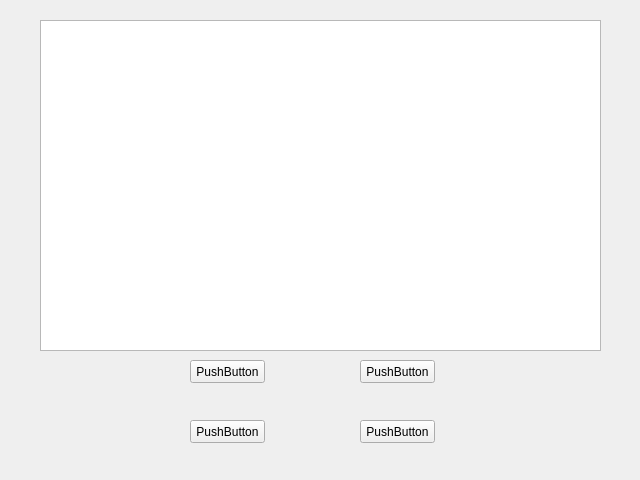
Old version of the form view/general/general.ui in the repository Nastya-Dlusskaya/Corse-Work.
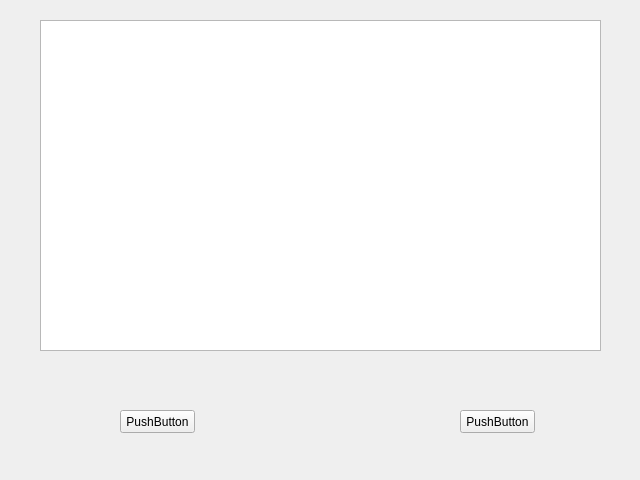
New version of the form.

The edit to the form file:
```diff
--- a/view/general/general.ui
+++ b/view/general/general.ui
@@ -16,8 +16,8 @@
   <widget class="QPushButton" name="pushButton">
    <property name="geometry">
     <rect>
-     <x>190</x>
-     <y>360</y>
+     <x>120</x>
+     <y>410</y>
      <width>75</width>
      <height>23</height>
     </rect>
@@ -29,34 +29,8 @@
   <widget class="QPushButton" name="pushButton_2">
    <property name="geometry">
     <rect>
-     <x>360</x>
-     <y>360</y>
-     <width>75</width>
-     <height>23</height>
-    </rect>
-   </property>
-   <property name="text">
-    <string>PushButton</string>
-   </property>
-  </widget>
-  <widget class="QPushButton" name="pushButton_3">
-   <property name="geometry">
-    <rect>
-     <x>190</x>
-     <y>420</y>
-     <width>75</width>
-     <height>23</height>
-    </rect>
-   </property>
-   <property name="text">
-    <string>PushButton</string>
-   </property>
-  </widget>
-  <widget class="QPushButton" name="pushButton_4">
-   <property name="geometry">
-    <rect>
-     <x>360</x>
-     <y>420</y>
+     <x>460</x>
+     <y>410</y>
      <width>75</width>
      <height>23</height>
     </rect>
```
Left out of the diff: 17 changed lines with no effect on the pictures.
